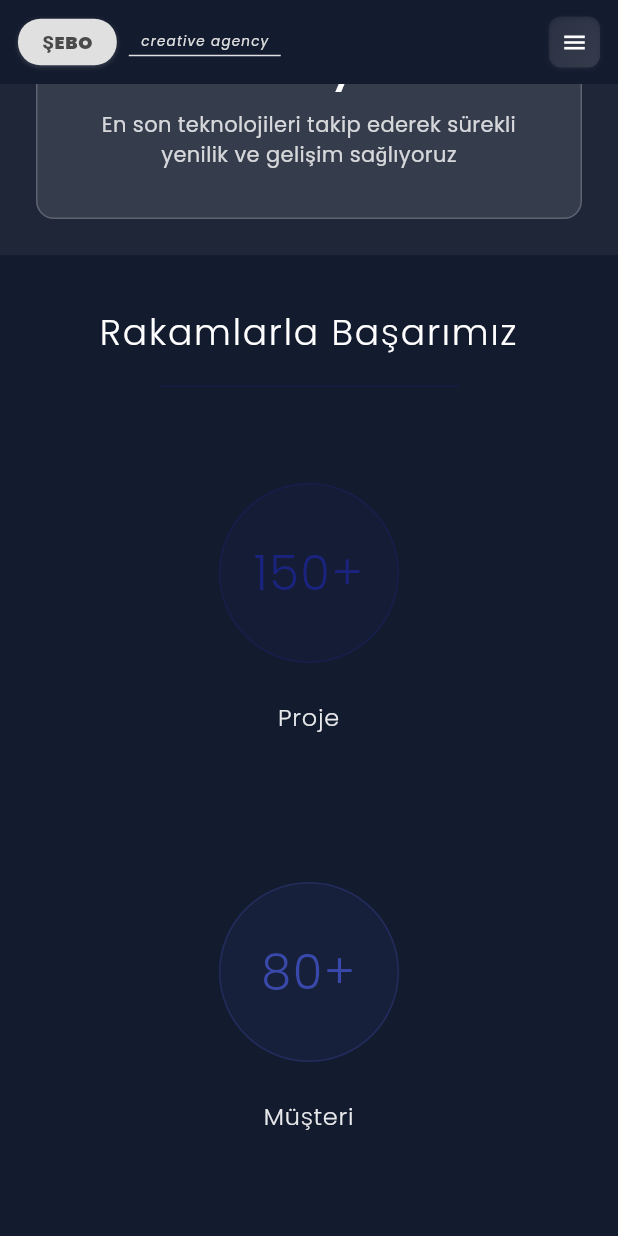
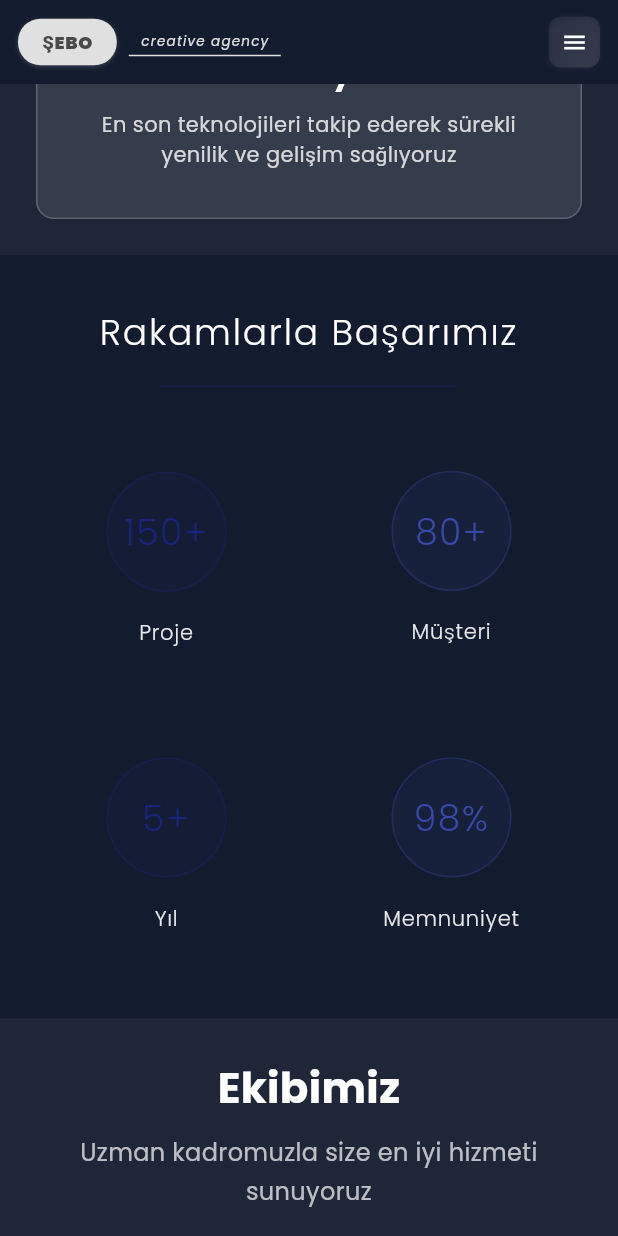
Before and after one commit to yusufftncy/seboagence, a Flutter app: the AboutPage screen opened by its route, scrolled down 2304 dp, on a phone screen of 412 x 824 dp. Run offline on Flutter 3.47's test engine with Material 3 defaults, Android fonts, the phone set to English and light mode, and no system bars; our stand-ins replace flutter_riverpod, google_fonts.

Commit message:
Update mobile achievements layout to 2x2 grid with smaller cards

```diff
--- a/lib/presentation/pages/about_page.dart
+++ b/lib/presentation/pages/about_page.dart
@@ -561,28 +561,46 @@ class _AchievementsSection extends StatelessWidget {
   Widget _buildMobileAchievements() {
     return Column(
       children: [
-        _buildMinimalAchievementCard(
+        // First row - 2 cards
+        Row(
+          children: [
+            Expanded(
+              child: _buildMinimalAchievementCard(
                 number: '150+',
                 title: 'Proje',
                 color: Branding.primary,
               ),
-        SizedBox(height: Branding.spacingXL),
-        _buildMinimalAchievementCard(
+            ),
+            SizedBox(width: Branding.spacingM),
+            Expanded(
+              child: _buildMinimalAchievementCard(
                 number: '80+',
                 title: 'Müşteri',
                 color: Branding.secondary,
               ),
-        SizedBox(height: Branding.spacingXL),
-        _buildMinimalAchievementCard(
+            ),
+          ],
+        ),
+        SizedBox(height: Branding.spacingL),
+        // Second row - 2 cards
+        Row(
+          children: [
+            Expanded(
+              child: _buildMinimalAchievementCard(
                 number: '5+',
                 title: 'Yıl',
                 color: Branding.primary,
               ),
-        SizedBox(height: Branding.spacingXL),
-        _buildMinimalAchievementCard(
+            ),
+            SizedBox(width: Branding.spacingM),
+            Expanded(
+              child: _buildMinimalAchievementCard(
                 number: '98%',
                 title: 'Memnuniyet',
                 color: Branding.secondary,
+              ),
+            ),
+          ],
         ),
       ],
     );
@@ -679,29 +697,26 @@ class _AchievementsSection extends StatelessWidget {
   }) {
     return Container(
       padding: EdgeInsets.symmetric(
-        vertical: Branding.spacingXL,
-        horizontal: Branding.spacingL,
+        vertical: Branding.spacingL,
+        horizontal: Branding.spacingS,
       ),
       child: Column(
         children: [
           // Number with subtle background
           Container(
-            width: 120,
-            height: 120,
+            width: 80,
+            height: 80,
             decoration: BoxDecoration(
               shape: BoxShape.circle,
               color: color.withValues(alpha: 0.1),
-              border: Border.all(
-                color: color.withValues(alpha: 0.3),
-                width: 1,
-              ),
+              border: Border.all(color: color.withValues(alpha: 0.3), width: 1),
             ),
             child: Center(
               child: Text(
                 number,
                 style: TextStyle(
                   color: color,
-                  fontSize: 32.0,
+                  fontSize: 24.0,
                   fontWeight: FontWeight.w300,
                   letterSpacing: 1.0,
                 ),
@@ -709,14 +724,14 @@ class _AchievementsSection extends StatelessWidget {
               ),
             ),
           ),
-          SizedBox(height: Branding.spacingL),
+          SizedBox(height: Branding.spacingM),
 
           // Title with minimal styling
           Text(
             title,
             style: TextStyle(
               color: Branding.white.withValues(alpha: 0.9),
-              fontSize: 16.0,
+              fontSize: 14.0,
               fontWeight: FontWeight.w300,
               letterSpacing: 0.5,
             ),
@@ -726,7 +741,6 @@ class _AchievementsSection extends StatelessWidget {
       ),
     );
   }
-
 }
 
 /// Team Section
```
Lines whose indentation alone changed are shown as unchanged.
